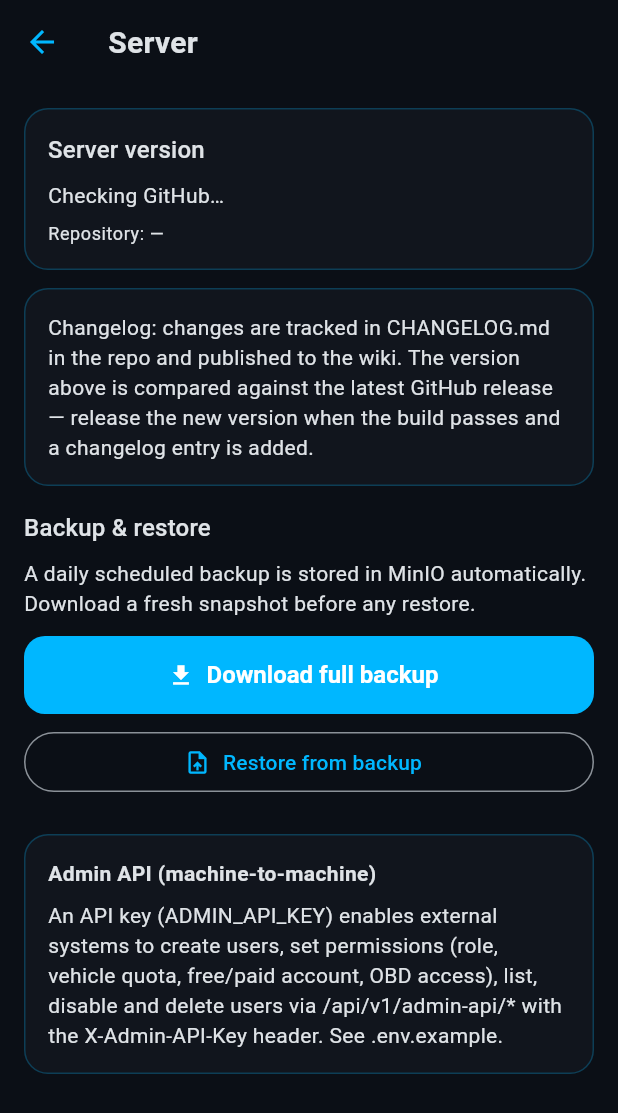
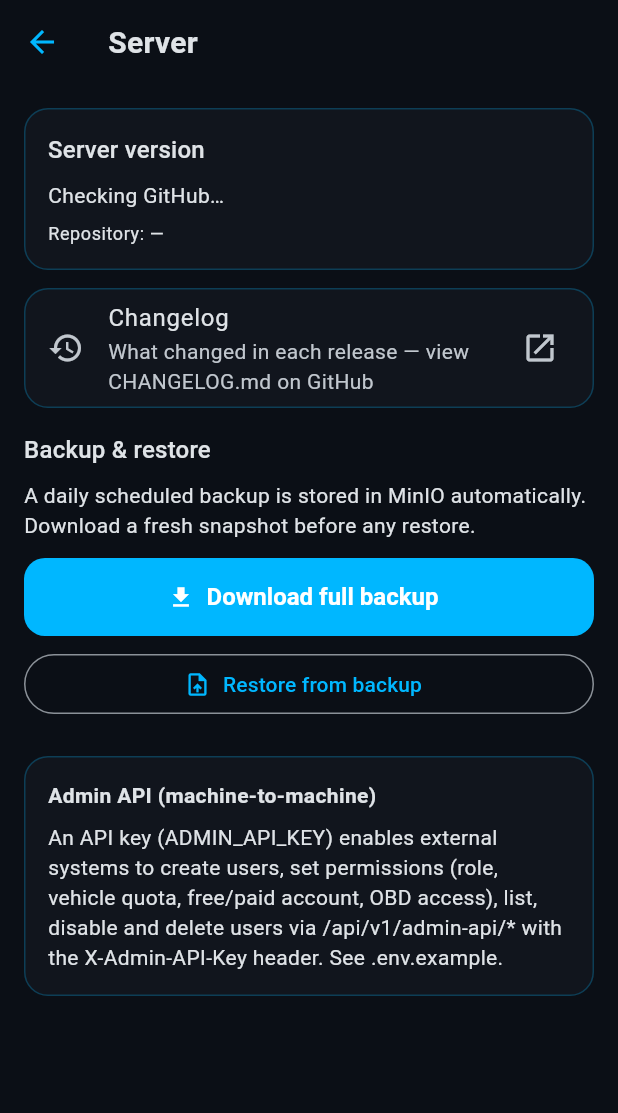
Before and after one commit to CannonFodder151/autobrain, a Flutter app: the ServerScreen screen opened directly, on a phone screen of 412 x 824 dp. Shown: the top 1113 px of the screen. Run offline on Flutter 3.47's test engine with Material 3 defaults, Android fonts, the phone set to English and light mode, and no system bars; our stand-ins replace file_picker, fl_chart, share_plus, shared_preferences, sqflite; missing offline and left inert: dart:html; accounts and stored records are empty.

Commit message:
Update checker: fall back to latest commit + repo version when no releases; add changelog link in admin Server screen

```diff
--- a/frontend/lib/screens/admin/server_screen.dart
+++ b/frontend/lib/screens/admin/server_screen.dart
@@ -1,6 +1,7 @@
 import 'package:file_picker/file_picker.dart';
 import 'package:flutter/material.dart';
 import 'package:provider/provider.dart';
+import 'package:url_launcher/url_launcher.dart';
 
 import '../../core/auth_state.dart';
 import '../../core/download.dart';
@@ -141,20 +142,30 @@ class _ServerScreenState extends State<ServerScreen> {
                     'Repository: ${v?['repo'] ?? '—'}',
                     style: Theme.of(context).textTheme.bodySmall,
                   ),
+                  if (v != null && v['commit_message'] != null)
+                    Padding(
+                      padding: const EdgeInsets.only(top: 4),
+                      child: Text(
+                        'Latest commit: ${v['commit_message']}',
+                        maxLines: 2,
+                        overflow: TextOverflow.ellipsis,
+                        style: Theme.of(context).textTheme.bodySmall,
+                      ),
+                    ),
                 ],
               ),
             ),
           ),
           const SizedBox(height: 12),
-          const Card(
-            child: Padding(
-              padding: EdgeInsets.all(16),
-              child: Text(
-                'Changelog: changes are tracked in CHANGELOG.md in the repo and '
-                'published to the wiki. The version above is compared against the '
-                'latest GitHub release — release the new version when the build '
-                'passes and a changelog entry is added.',
-              ),
+          Card(
+            child: ListTile(
+              leading: const Icon(Icons.history),
+              title: const Text('Changelog'),
+              subtitle: const Text(
+                  'What changed in each release — view CHANGELOG.md on GitHub'),
+              trailing: const Icon(Icons.open_in_new),
+              onTap: () => _openUrl(
+                  'https://github.com/${(v?['repo'] ?? 'CannonFodder151/autobrain')}/blob/main/CHANGELOG.md'),
             ),
           ),
           const SizedBox(height: 16),
@@ -202,23 +213,34 @@ class _ServerScreenState extends State<ServerScreen> {
     );
   }
 
+  Future<void> _openUrl(String url) async {
+    final ok = await launchUrl(Uri.parse(url),
+        mode: LaunchMode.externalApplication);
+    if (!ok && mounted) _snack('Could not open link');
+  }
+
   Widget _statusRow(BuildContext context, Map<String, dynamic> v) {
     final latest = v['latest_version']?.toString();
     final upToDate = v['up_to_date'];
     final reachable = v['reachable'] == true;
+    final repoVersion = v['repo_version']?.toString();
     String text;
     Color color;
     if (!reachable) {
       text = "GitHub unreachable — can't check for updates";
       color = Colors.grey;
     } else if (upToDate == null) {
-      text = 'No releases found on GitHub';
+      text = 'Checking GitHub…';
       color = Colors.grey;
     } else if (upToDate == true) {
-      text = 'Up to date (latest: $latest)';
+      text = repoVersion != null
+          ? 'Up to date (v$repoVersion)'
+          : 'Up to date (latest: $latest)';
       color = Colors.green;
     } else {
-      text = 'Update available: $latest';
+      text = repoVersion != null
+          ? 'Update available: v$repoVersion (running v${v['version']})'
+          : 'Update available: $latest';
       color = Colors.orange;
     }
     return Row(
```
Also changed, not shown: frontend/lib/screens/admin/admin_screen.dart (+8 -3 lines), 1 other file.
